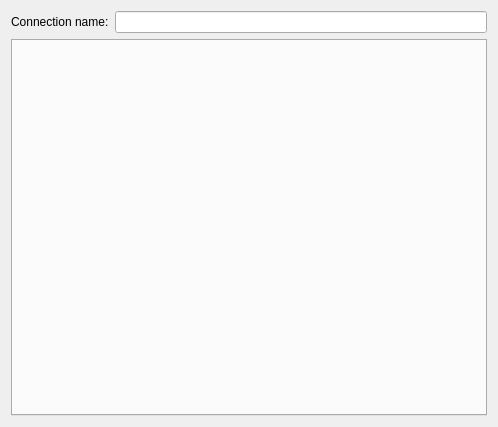
Qt form libs/editor/connectioneditortabwidget.ui (KDE/plasma-nm) before a commit.
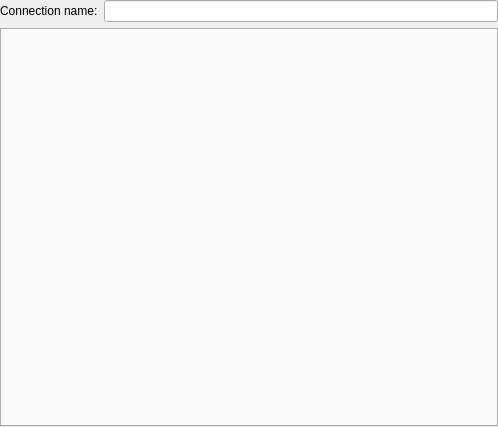
The same form after that commit.

Commit message: KCM: Remove extra margins

What changed in the file:
```diff
--- a/libs/editor/connectioneditortabwidget.ui
+++ b/libs/editor/connectioneditortabwidget.ui
@@ -11,6 +11,9 @@
    </rect>
   </property>
   <layout class="QGridLayout" name="gridLayout">
+   <property name="margin">
+    <number>0</number>
+   </property>
    <item row="0" column="0">
     <widget class="QLabel" name="label">
      <property name="text">
```
The commit also changes 2 other files.
